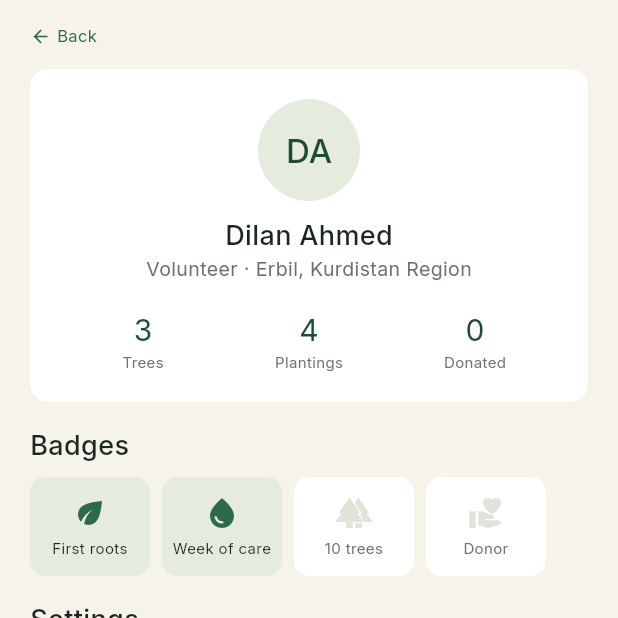
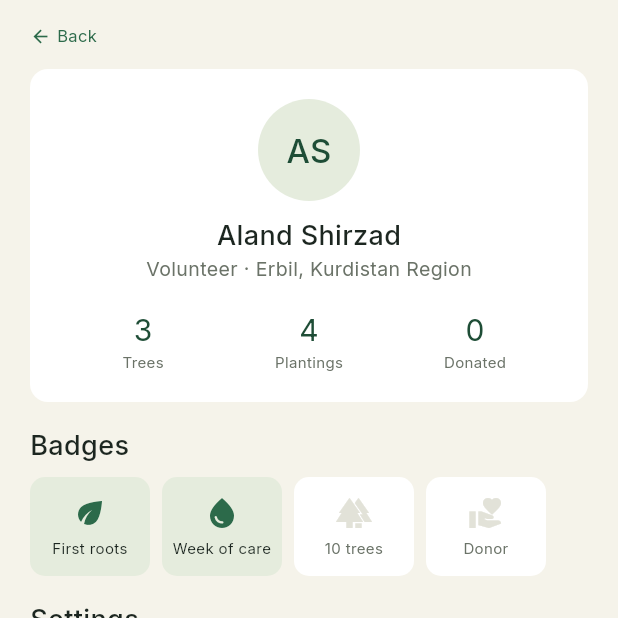
Before and after one commit to Aland-vibess/plantit-demo, a Flutter app: the ProfileScreen screen opened directly, on a phone screen of 412 x 824 dp, the top half of it. Run offline on Flutter 3.47's test engine with Material 3 defaults, Android fonts, the phone set to English and light mode, and no system bars; our stand-ins replace flutter_map, google_fonts, latlong2.

Commit message:
Use Aland Shirzad as demo user
Co-Authored-By: Claude Opus 5.5 <noreply@anthropic.com>
Claude-Session: https://claude.ai/code/session_01CegiD3LTR6LaqzrBwTLtQS

```diff
--- a/lib/data.dart
+++ b/lib/data.dart
@@ -180,8 +180,8 @@ const speciesDb = [
 ];
 
 class AppState extends ChangeNotifier {
-  String name = 'Dilan Ahmed';
-  String email = 'dilan.ahmed@example.com';
+  String name = 'Aland Shirzad';
+  String email = 'aland.shirzad@example.com';
   String role = 'Volunteer';
   bool reminders = true;
   final registrations = <String>{};
```
